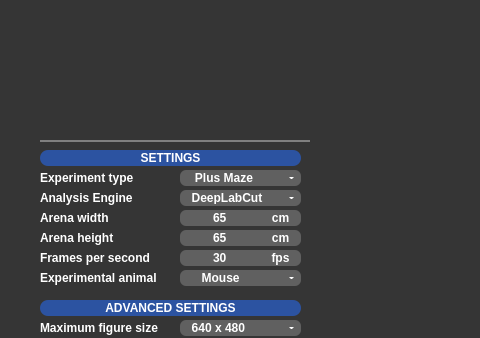
Before: the Qt Designer form behavython_gui.ui in mrdrzit/behavython, drawn with Qt 5; both pictures show x 0 to 480 and y 0 to 338 of the 1280 by 720 pixel window.
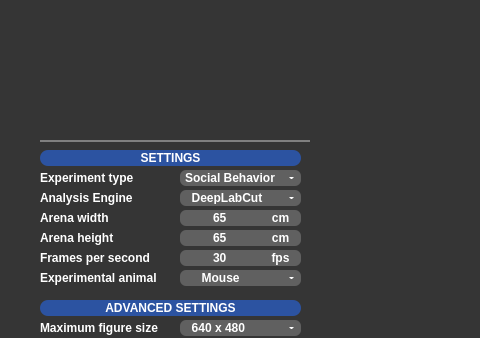
After: the same form once the commit is applied. Icons and pictures are not drawn. Custom widgets are drawn as their Qt base class.

Commit message: Change default values in the interface

```diff
--- a/behavython_gui.ui
+++ b/behavython_gui.ui
@@ -149,11 +149,16 @@
       <string notr="true">QComboBox{color:#FFFFFF;font:7pt&quot;DejaVu Sans&quot;;font-weight:bold;background-color:#606060;border:0px;border-radius:6px;}QListView{color:#FFFFFF;font:8pt&quot;Century Gothic&quot;;font-weight:bold;background-color:#969696;border:0px;}QListView{color:#FFFFFF;font:7pt&quot;DejaVu Sans&quot;;font-weight:bold;background-color:#606060;border:0px;border-radius:6px;}QComboBox::drop-down{width:20px;border:5px;}QComboBox::down-arrow{border-left:2px solid none;border-right:2px solid none;border-top:2px solid #FFFFFF;width:0.5px;height:1px;border-radius:2px;}QComboBox::down-arrow:hover{border-left:2px solid none;border-right:2px solid none;border-top:2px solid #A21F27;width:0.5px;height:1px;border-radius:2px;}QAbstractItemView{border:2px solid #969696;selection-background-color:#2C53A1;}</string>
      </property>
      <property name="currentText">
-      <string notr="true">   Plus Maze</string>
+      <string notr="true">Social Behavior</string>
      </property>
      <property name="currentIndex">
       <number>0</number>
      </property>
+     <item>
+      <property name="text">
+       <string>Social Behavior</string>
+      </property>
+     </item>
      <item>
       <property name="text">
        <string notr="true">   Plus Maze</string>
```
Left out of the diff: 5 changed lines with no effect on the pictures.
